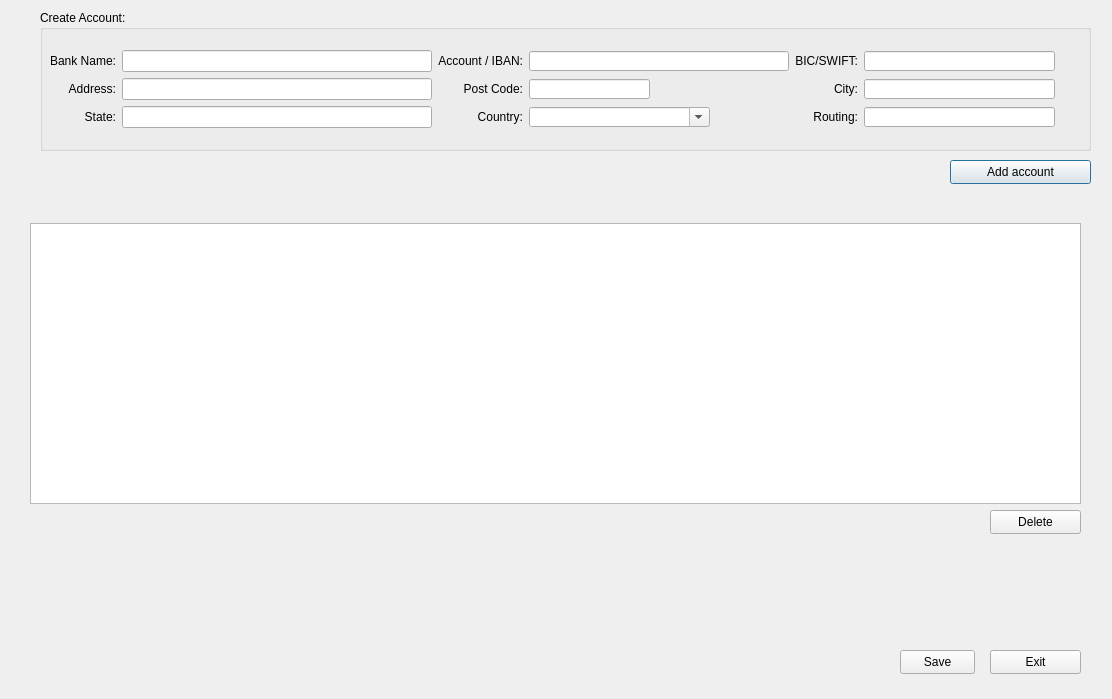
Above: uis/bank_form.ui from andrei219/euromedia before the change. Below: the same form after it.
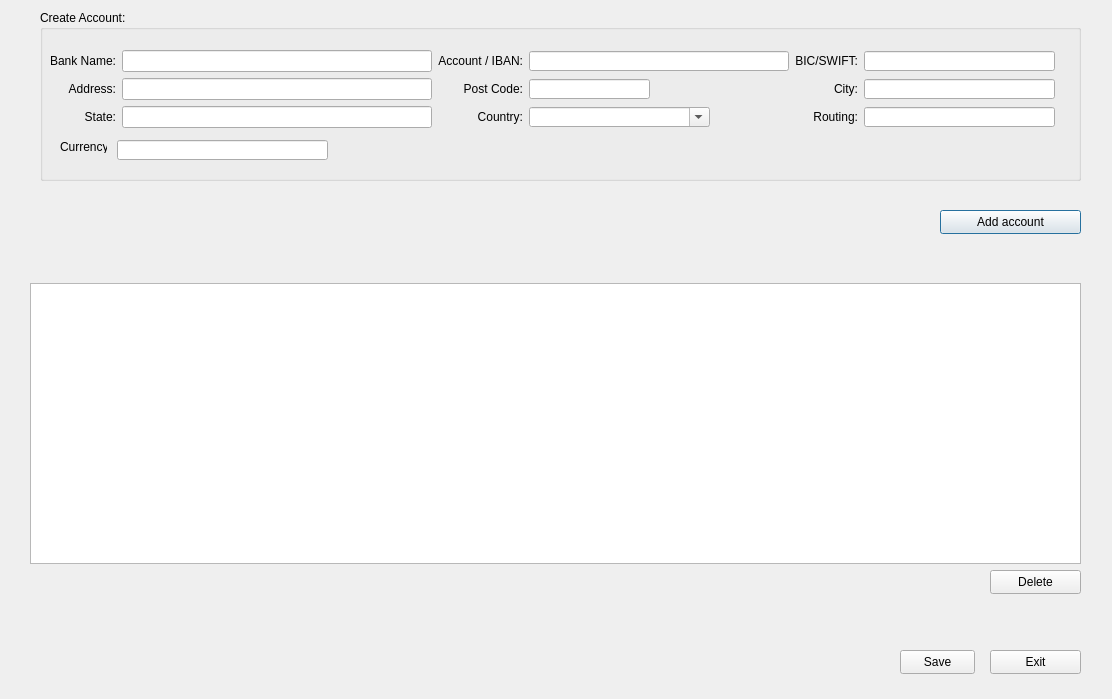
That is the form after the change.

Commit message: added currency field, agent gui validation

Diff of the .ui file:
```diff
--- a/uis/bank_form.ui
+++ b/uis/bank_form.ui
@@ -17,7 +17,7 @@
    <property name="geometry">
     <rect>
      <x>30</x>
-     <y>223</y>
+     <y>283</y>
      <width>1051</width>
      <height>281</height>
     </rect>
@@ -26,8 +26,8 @@
   <widget class="QPushButton" name="add">
    <property name="geometry">
     <rect>
-     <x>950</x>
-     <y>160</y>
+     <x>940</x>
+     <y>210</y>
      <width>141</width>
      <height>24</height>
     </rect>
@@ -40,7 +40,7 @@
    <property name="geometry">
     <rect>
      <x>990</x>
-     <y>510</y>
+     <y>570</y>
      <width>91</width>
      <height>24</height>
     </rect>
@@ -80,8 +80,8 @@
     <rect>
      <x>40</x>
      <y>10</y>
-     <width>1051</width>
-     <height>141</height>
+     <width>1041</width>
+     <height>171</height>
     </rect>
    </property>
    <property name="title">
@@ -345,6 +345,29 @@
      </item>
     </layout>
    </widget>
+   <widget class="QLineEdit" name="currency">
+    <property name="geometry">
+     <rect>
+      <x>77</x>
+      <y>130</y>
+      <width>211</width>
+      <height>20</height>
+     </rect>
+    </property>
+   </widget>
+   <widget class="QLabel" name="label">
+    <property name="geometry">
+     <rect>
+      <x>20</x>
+      <y>130</y>
+      <width>47</width>
+      <height>13</height>
+     </rect>
+    </property>
+    <property name="text">
+     <string>Currency:</string>
+    </property>
+   </widget>
   </widget>
  </widget>
  <resources/>
```
Left out of the diff: 17 changed lines with no effect on the pictures. The commit also changes 7 other files.
